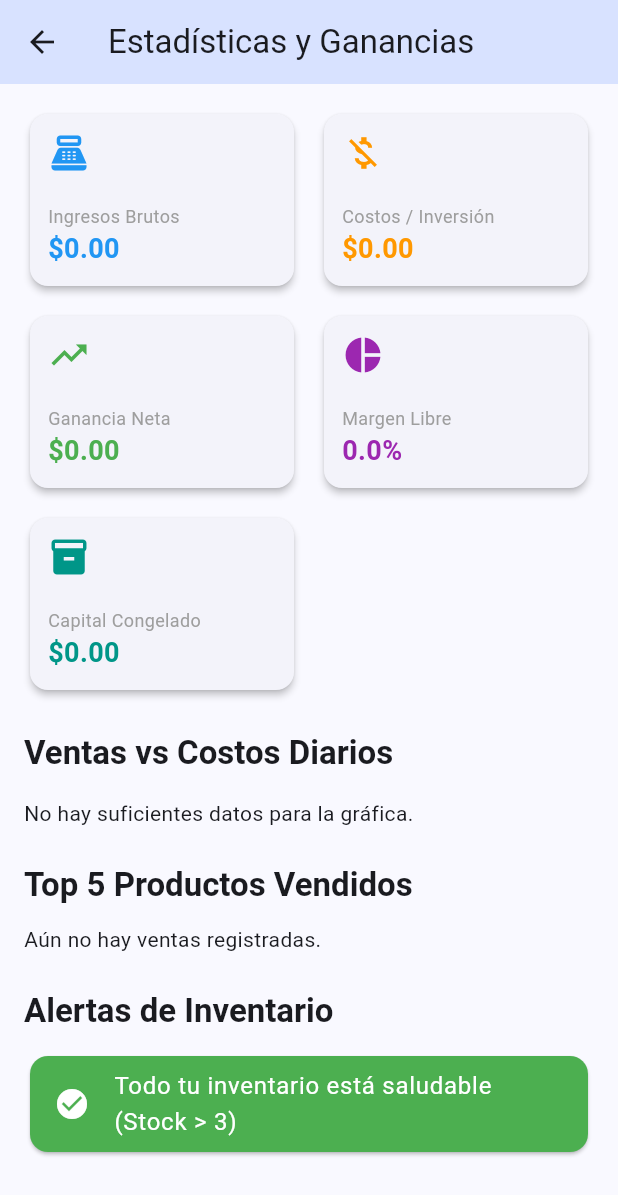
After one commit to HumbertoTacos/Inventarios-Universal, a Flutter app: the EstadisticasScreen screen opened directly, on a phone screen of 412 x 824 dp. The commit adds this screen. Shown: the top 1195 px of the screen. Run offline on Flutter 3.47's test engine with Material 3 defaults, Android fonts, the phone set to English and light mode, and no system bars; our stand-ins replace cloud_firestore, firebase_core, fl_chart; missing offline and left inert: mobile_scanner; accounts and stored records are empty.

Commit message:
Estadisticas

```diff
--- /dev/null
+++ b/lib/screens/estadisticas_screen.dart
@@ -0,0 +1,338 @@
+import 'package:flutter/material.dart';
+import 'package:fl_chart/fl_chart.dart';
+import 'package:intl/intl.dart';
+import '../models/producto.dart';
+import '../models/venta.dart';
+import '../services/firebase_service.dart';
+
+class EstadisticasScreen extends StatefulWidget {
+  const EstadisticasScreen({super.key});
+
+  @override
+  State<EstadisticasScreen> createState() => _EstadisticasScreenState();
+}
+
+class _EstadisticasScreenState extends State<EstadisticasScreen> {
+  final FirebaseService _firebaseService = FirebaseService();
+
+  double _capitalInventario = 0.0;
+  bool _cargandoCapital = true;
+
+  @override
+  void initState() {
+    super.initState();
+    _cargarCapital();
+  }
+
+  Future<void> _cargarCapital() async {
+    try {
+      final cap = await _firebaseService.getCapitalEnInventario();
+      if (mounted) {
+        setState(() {
+          _capitalInventario = cap;
+          _cargandoCapital = false;
+        });
+      }
+    } catch (e) {
+      if (mounted) setState(() => _cargandoCapital = false);
+    }
+  }
+
+  @override
+  Widget build(BuildContext context) {
+    return Scaffold(
+      appBar: AppBar(
+        title: const Text('Estadísticas y Ganancias'),
+        backgroundColor: Theme.of(context).colorScheme.primaryContainer,
+      ),
+      body: SingleChildScrollView(
+        padding: const EdgeInsets.all(16),
+        child: Column(
+          crossAxisAlignment: CrossAxisAlignment.start,
+          children: [
+            _buildSeccionVentas(),
+            const SizedBox(height: 24),
+            Text('Alertas de Inventario', style: Theme.of(context).textTheme.titleLarge?.copyWith(fontWeight: FontWeight.bold)),
+            const SizedBox(height: 12),
+            _buildSeccionAlertasStock(),
+          ],
+        ),
+      ),
+    );
+  }
+
+  Widget _buildSeccionVentas() {
+    return StreamBuilder<List<Venta>>(
+      stream: _firebaseService.getVentasStream(),
+      builder: (context, snapshot) {
+        if (snapshot.connectionState == ConnectionState.waiting) {
+          return const Center(child: CircularProgressIndicator());
+        }
+        if (snapshot.hasError) {
+          return Center(child: Text('Error al cargar ventas: ${snapshot.error}'));
+        }
+
+        final ventas = snapshot.data ?? [];
+
+        // Calcular métricas
+        double ingresosTotales = 0;
+        double costosTotales = 0;
+
+        // Para Top Productos (ID -> Cantidad Vendida)
+        final Map<String, int> contadoresProductos = {};
+        final Map<String, String> nombresProductos = {};
+
+        for (var venta in ventas) {
+          for (var item in venta.items) {
+            final qty = item.cantidad;
+            ingresosTotales += (item.precioUnitario * qty);
+            costosTotales += (item.costoUnitario * qty);
+
+            contadoresProductos[item.productoId] = (contadoresProductos[item.productoId] ?? 0) + qty;
+            nombresProductos[item.productoId] = item.nombre; // Guardar nombre para listado
+          }
+        }
+
+        final gananciaNeta = ingresosTotales - costosTotales;
+        final margen = ingresosTotales > 0 ? (gananciaNeta / ingresosTotales) * 100 : 0.0;
+
+        // Top 5 Productos
+        final topEntries = contadoresProductos.entries.toList()
+          ..sort((a, b) => b.value.compareTo(a.value));
+        final top5 = topEntries.take(5).toList();
+
+        return Column(
+          crossAxisAlignment: CrossAxisAlignment.start,
+          children: [
+            // ── SECCIÓN A: TARJETAS DE MÉTRICAS ──
+            GridView.count(
+              crossAxisCount: 2,
+              shrinkWrap: true,
+              physics: const NeverScrollableScrollPhysics(),
+              mainAxisSpacing: 12,
+              crossAxisSpacing: 12,
+              childAspectRatio: 1.5,
+              children: [
+                _buildMetricaCard('Ingresos Brutos', '\$${ingresosTotales.toStringAsFixed(2)}', Icons.point_of_sale, Colors.blue),
+                _buildMetricaCard('Costos / Inversión', '\$${costosTotales.toStringAsFixed(2)}', Icons.money_off, Colors.orange),
+                _buildMetricaCard('Ganancia Neta', '\$${gananciaNeta.toStringAsFixed(2)}', Icons.trending_up, Colors.green),
+                _buildMetricaCard('Margen Libre', '${margen.toStringAsFixed(1)}%', Icons.pie_chart, Colors.purple),
+                _cargandoCapital
+                    ? const Card(child: Center(child: CircularProgressIndicator()))
+                    : _buildMetricaCard('Capital Congelado', '\$${_capitalInventario.toStringAsFixed(2)}', Icons.inventory, Colors.teal),
+              ],
+            ),
+            const SizedBox(height: 24),
+
+            // ── SECCIÓN B: GRÁFICA DE VENTAS ──
+            Text('Ventas vs Costos Diarios', style: Theme.of(context).textTheme.titleLarge?.copyWith(fontWeight: FontWeight.bold)),
+            const SizedBox(height: 16),
+            if (ventas.isEmpty)
+              const Text('No hay suficientes datos para la gráfica.')
+            else
+              _buildGraficoVentas(ventas),
+
+            const SizedBox(height: 24),
+
+            // ── SECCIÓN C: TOP PRODUCTOS ──
+            Text('Top 5 Productos Vendidos', style: Theme.of(context).textTheme.titleLarge?.copyWith(fontWeight: FontWeight.bold)),
+            const SizedBox(height: 12),
+            if (top5.isEmpty)
+              const Text('Aún no hay ventas registradas.')
+            else
+              ListView.builder(
+                shrinkWrap: true,
+                physics: const NeverScrollableScrollPhysics(),
+                itemCount: top5.length,
+                itemBuilder: (context, index) {
+                  final e = top5[index];
+                  return ListTile(
+                    leading: CircleAvatar(child: Text('#${index + 1}')),
+                    title: Text(nombresProductos[e.key] ?? 'Desconocido'),
+                    trailing: Text('${e.value} vendidos', style: const TextStyle(fontWeight: FontWeight.bold)),
+                  );
+                },
+              ),
+          ],
+        );
+      },
+    );
+  }
+
+  Widget _buildSeccionAlertasStock() {
+    return StreamBuilder<List<Producto>>(
+      stream: _firebaseService.getProductos(),
+      builder: (context, snapshot) {
+        if (!snapshot.hasData) return const Center(child: CircularProgressIndicator());
+
+        // Filtrar productos con stock <= 3
+        final criticos = snapshot.data!.where((p) => p.cantidad <= 3).toList()
+          ..sort((a, b) => a.cantidad.compareTo(b.cantidad)); // Menor a mayor
+
+        if (criticos.isEmpty) {
+          return const Card(
+            color: Colors.green,
+            child: ListTile(
+              leading: Icon(Icons.check_circle, color: Colors.white),
+              title: Text('Todo tu inventario está saludable (Stock > 3)', style: TextStyle(color: Colors.white)),
+            ),
+          );
+        }
+
+        return ListView.builder(
+          shrinkWrap: true,
+          physics: const NeverScrollableScrollPhysics(),
+          itemCount: criticos.length,
+          itemBuilder: (context, index) {
+            final p = criticos[index];
+            final esCriticoSevero = p.cantidad == 0;
+            return Card(
+              color: esCriticoSevero ? Colors.red.shade50 : Colors.orange.shade50,
+              child: ListTile(
+                leading: Icon(esCriticoSevero ? Icons.warning : Icons.inventory_2, color: esCriticoSevero ? Colors.red : Colors.orange),
+                title: Text(p.nombre, style: const TextStyle(fontWeight: FontWeight.bold)),
+                subtitle: Text('${p.categoria} - ${p.tamano}${p.color != null ? ' - ${p.color}' : ''}'),
+                trailing: Text(
+                  'Quedan: ${p.cantidad}',
+                  style: TextStyle(
+                    color: esCriticoSevero ? Colors.red : Colors.orange.shade900,
+                    fontWeight: FontWeight.bold,
+                    fontSize: 16,
+                  ),
+                ),
+              ),
+            );
+          },
+        );
+      },
+    );
+  }
+
+  Widget _buildMetricaCard(String titulo, String valor, IconData icono, Color color) {
+    return Card(
+      elevation: 2,
+      shape: RoundedRectangleBorder(borderRadius: BorderRadius.circular(12)),
+      child: Padding(
+        padding: const EdgeInsets.all(12),
+        child: Column(
+          mainAxisAlignment: MainAxisAlignment.center,
+          crossAxisAlignment: CrossAxisAlignment.start,
+          children: [
+            Icon(icono, color: color, size: 28),
+            const Spacer(),
+            Text(titulo, style: const TextStyle(fontSize: 12, color: Colors.grey)),
+            Text(
+              valor,
+              style: TextStyle(fontSize: 18, fontWeight: FontWeight.bold, color: color),
+              maxLines: 1,
+              overflow: TextOverflow.ellipsis,
+            ),
+          ],
+        ),
+      ),
+    );
+  }
+
+  Widget _buildGraficoVentas(List<Venta> ventas) {
+    // Agrupar ventas por fecha (ignorando hora)
+    final mapDias = <String, Map<String, double>>{};
+
+    for (var v in ventas) {
+      final fechaStr = DateFormat('MM/dd').format(v.fecha);
+      if (!mapDias.containsKey(fechaStr)) {
+        mapDias[fechaStr] = {'ingreso': 0.0, 'costo': 0.0};
+      }
+
+      for (var item in v.items) {
+        mapDias[fechaStr]!['ingreso'] = mapDias[fechaStr]!['ingreso']! + (item.precioUnitario * item.cantidad);
+        mapDias[fechaStr]!['costo'] = mapDias[fechaStr]!['costo']! + (item.costoUnitario * item.cantidad);
+      }
+    }
+
+    // Ordenar cronológicamente y tomar los últimos 7 días con actividad
+    final diasOrdenados = mapDias.keys.toList()
+      ..sort((a, b) => a.compareTo(b)); // Simple string compare since MM/dd
+
+    // Si cruza el año, MM/dd sort might fail, but for an MVP it works fine.
+    // Para mayor robustez usaríamos DateTime. Alternativa: sorting object.
+
+    final ultimosDias = diasOrdenados.length > 7 ? diasOrdenados.sublist(diasOrdenados.length - 7) : diasOrdenados;
+
+    if (ultimosDias.isEmpty) return const SizedBox.shrink();
+
+    List<BarChartGroupData> barGroups = [];
+    int x = 0;
+
+    double maxY = 0;
+
+    for (var dia in ultimosDias) {
+      final ingreso = mapDias[dia]!['ingreso']!;
+      final costo = mapDias[dia]!['costo']!;
+      if (ingreso > maxY) maxY = ingreso;
+      if (costo > maxY) maxY = costo;
+
+      barGroups.add(
+        BarChartGroupData(
+          x: x,
+          barRods: [
+            BarChartRodData(
+              toY: ingreso,
+              color: Colors.green,
+              width: 12,
+              borderRadius: BorderRadius.circular(2),
+            ),
+            BarChartRodData(
+              toY: costo,
+              color: Colors.red.shade300,
+              width: 12,
+              borderRadius: BorderRadius.circular(2),
+            ),
+          ],
+        ),
+      );
+      x++;
+    }
+
+    return AspectRatio(
+      aspectRatio: 1.5,
+      child: Card(
+        elevation: 2,
+        shape: RoundedRectangleBorder(borderRadius: BorderRadius.circular(12)),
+        color: Colors.white,
+        child: Padding(
+          padding: const EdgeInsets.all(16),
+          child: BarChart(
+            BarChartData(
+              alignment: BarChartAlignment.spaceAround,
+              maxY: maxY * 1.2, // 20% margin top
+              barTouchData: BarTouchData(enabled: true),
+              titlesData: FlTitlesData(
+                show: true,
+                bottomTitles: AxisTitles(
+                  sideTitles: SideTitles(
+                    showTitles: true,
+                    getTitlesWidget: (value, meta) {
+                      if (value.toInt() >= 0 && value.toInt() < ultimosDias.length) {
+                        return Padding(
+                          padding: const EdgeInsets.only(top: 8),
+                          child: Text(ultimosDias[value.toInt()], style: const TextStyle(fontSize: 10)),
+                        );
+                      }
+                      return const SizedBox.shrink();
+                    },
+                  ),
+                ),
+                leftTitles: const AxisTitles(sideTitles: SideTitles(showTitles: false)),
+                topTitles: const AxisTitles(sideTitles: SideTitles(showTitles: false)),
+                rightTitles: const AxisTitles(sideTitles: SideTitles(showTitles: false)),
+              ),
+              gridData: const FlGridData(show: false),
+              borderData: FlBorderData(show: false),
+              barGroups: barGroups,
+            ),
+          ),
+        ),
+      ),
+    );
+  }
+}
--- a/pubspec.yaml
+++ b/pubspec.yaml
@@ -37,6 +37,8 @@ dependencies:
   firebase_core: ^4.5.0
   cloud_firestore: ^6.1.3
   mobile_scanner: ^7.2.0
+  fl_chart: ^1.2.0
+  intl: ^0.20.2
 
 dev_dependencies:
   flutter_test:
```
Also changed, not shown: lib/screens/inventario_screen.dart (+10 -0 lines), lib/services/firebase_service.dart (+33 -0 lines), pubspec.lock.
